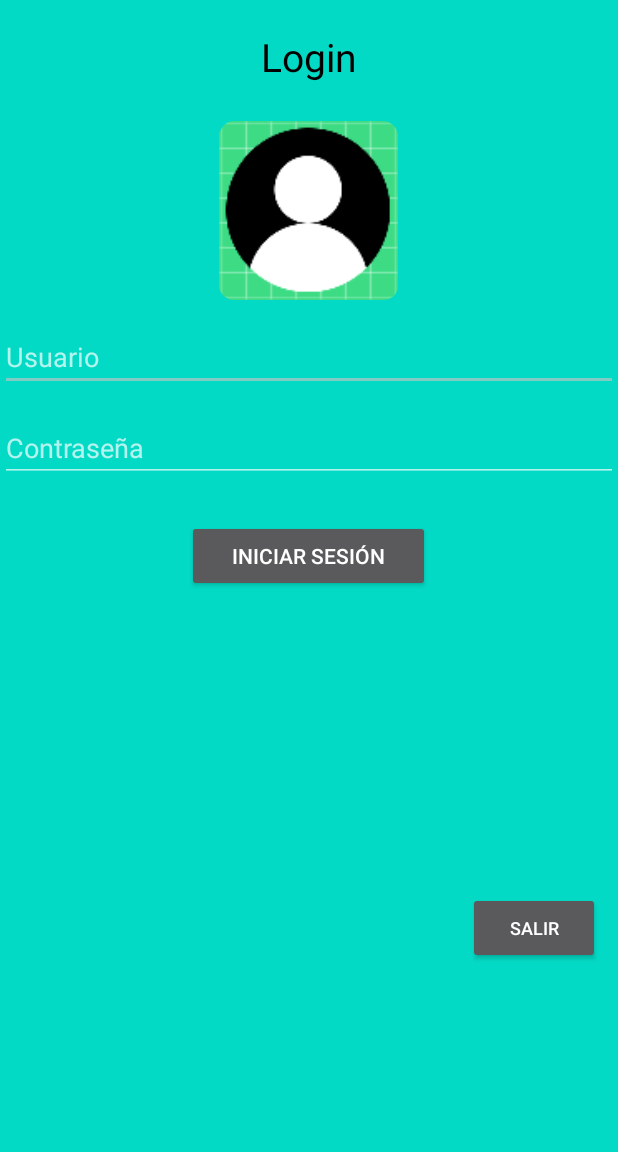
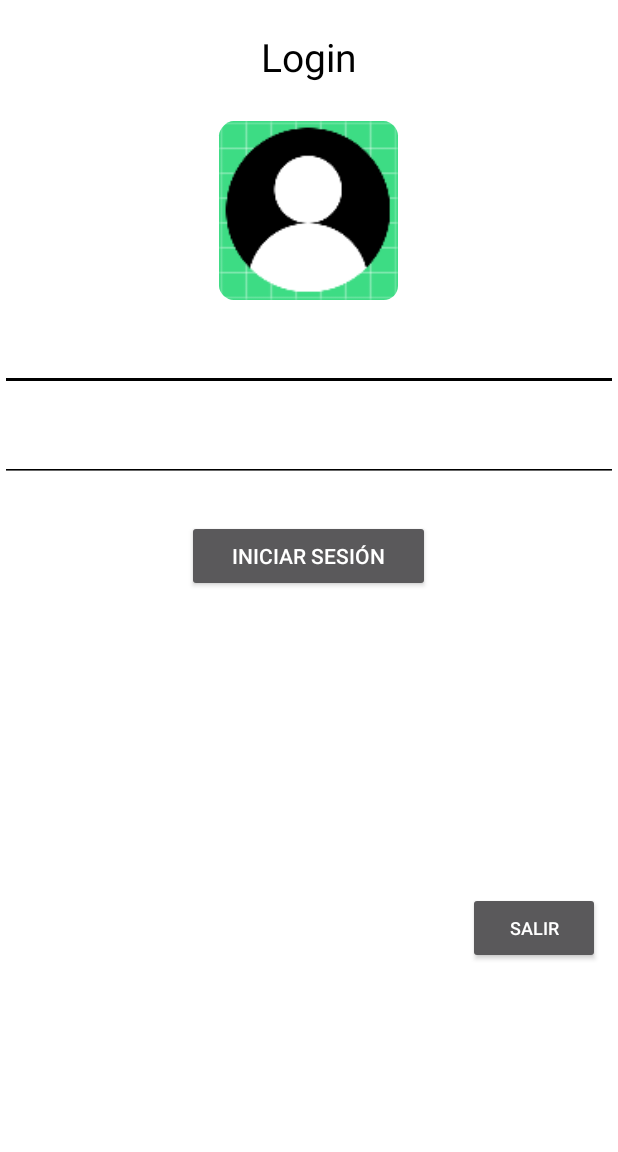
Before and after one commit to danielS2001/App-Hospital-Celular, an Android app: the screen it shows after launch (LoginActivity), on a phone screen of 412 x 824 dp, the part 84-1236 px from its top. Run offline under Robolectric (Android 15) with nearby library versions, the phone set to English and light mode, and no system bars.

Commit message:
Se crearon nuevas activities.
Se han creado nuevas pantallas en la app.

```diff
--- a/app/src/main/AndroidManifest.xml
+++ b/app/src/main/AndroidManifest.xml
@@ -2,6 +2,9 @@
 <manifest xmlns:android="http://schemas.android.com/apk/res/android"
     xmlns:tools="http://schemas.android.com/tools"
     package="com.example.hospitaldelcelular">
+
+    <uses-permission android:name="android.permission.ACCESS_NETWORK_STATE" />
+    <uses-permission android:name="android.permission.INTERNET" />
 
     <application
         android:allowBackup="true"
--- a/app/src/main/java/com/example/hospitaldelcelular/LoginActivity.java
+++ b/app/src/main/java/com/example/hospitaldelcelular/LoginActivity.java
@@ -2,6 +2,8 @@ package com.example.hospitaldelcelular;
 
 import androidx.appcompat.app.AppCompatActivity;
 
+import android.app.AlertDialog;
+import android.content.DialogInterface;
 import android.content.Intent;
 import android.os.Bundle;
 import android.util.Log;
@@ -9,7 +11,7 @@ import android.view.View;
 import android.widget.Button;
 
 public class LoginActivity extends AppCompatActivity {
-    private Button btnIniciar;
+    private Button btnIniciar, btnSalir;
 
     @Override
     protected void onCreate(Bundle savedInstanceState) {
@@ -24,9 +26,32 @@ public class LoginActivity extends AppCompatActivity {
                 startActivity(i);
             }
         });
+
+        btnSalir.setOnClickListener(new View.OnClickListener() {
+            @Override
+            public void onClick(View view) {
+                AlertDialog.Builder confirmar = new AlertDialog.Builder(LoginActivity.this);
+                confirmar.setTitle("¿Salir de la app?");
+                confirmar.setMessage("¿Está seguro de que salir de la aplicación?");
+                confirmar.setPositiveButton("Confirmar", new DialogInterface.OnClickListener() {
+                    @Override
+                    public void onClick(DialogInterface dialogInterface, int i) {
+                        finish();
+                    }
+                });
+                confirmar.setNegativeButton("Cancelar", new DialogInterface.OnClickListener() {
+                    @Override
+                    public void onClick(DialogInterface dialogInterface, int i) {
+                    }
+                });
+                confirmar.show();
+            }
+        });
     }
 
     private void iniciar() {
+
         btnIniciar = (Button) findViewById(R.id.btnIniciar);
+        btnSalir = (Button) findViewById(R.id.btnSalir);
     }
 }
--- a/app/src/main/res/layout/activity_agendar.xml
+++ b/app/src/main/res/layout/activity_agendar.xml
@@ -5,7 +5,7 @@
     android:layout_width="match_parent"
     android:layout_height="match_parent"
     tools:context=".AgendarActivity"
-    android:background="@color/teal_200">
+    android:background="#0000">
 
     <LinearLayout
         android:layout_width="match_parent"
--- a/app/src/main/res/layout/activity_login.xml
+++ b/app/src/main/res/layout/activity_login.xml
@@ -4,14 +4,16 @@
     xmlns:tools="http://schemas.android.com/tools"
     android:layout_width="match_parent"
     android:layout_height="match_parent"
-    tools:context=".LoginActivity"
-    android:background="@color/teal_200">
+    android:background="#FFFFFF"
+    tools:context=".LoginActivity">
 
     <LinearLayout
         android:layout_width="match_parent"
         android:layout_height="wrap_content"
-        android:orientation="vertical"
-        android:gravity="center">
+        android:background="#FFFFFF"
+        android:foregroundTint="#FFFFFF"
+        android:gravity="center"
+        android:orientation="vertical">
 
         <androidx.appcompat.widget.Toolbar
             android:id="@+id/toolbar"
@@ -28,53 +30,54 @@
             app:titleTextColor="@android:color/background_light" />
 
         <TextView
+            android:id="@+id/lblTitulo"
             android:layout_width="match_parent"
             android:layout_height="wrap_content"
-            android:textSize="26dp"
+            android:layout_marginTop="20dp"
+            android:gravity="center"
             android:text="Login"
             android:textColor="@color/black"
-            android:gravity="center"
-            android:layout_marginTop="20dp"
-            android:id="@+id/lblTitulo"></TextView>
+            android:textSize="26dp"></TextView>
 
         <ImageView
             android:layout_width="123dp"
             android:layout_height="119dp"
-            android:src="@mipmap/user"
-            android:layout_marginTop="25dp">
-        </ImageView>
+            android:layout_marginTop="25dp"
+            android:src="@mipmap/user"></ImageView>
 
         <EditText
-            android:layout_marginTop="15dp"
+            android:id="@+id/txtUsuario"
             android:layout_width="match_parent"
             android:layout_height="match_parent"
-            android:id="@+id/txtUsuario"
-            android:hint="Usuario">
-        </EditText>
+            android:layout_marginTop="15dp"
+            android:backgroundTint="@color/black"
+            android:textColor="@color/black"
+            android:hint="Usuario"></EditText>
 
         <EditText
-            android:layout_marginTop="15dp"
+            android:id="@+id/txtContra"
             android:layout_width="match_parent"
             android:layout_height="match_parent"
-            android:id="@+id/txtContra"
-            android:hint="Contraseña">
-        </EditText>
+            android:layout_marginTop="15dp"
+            android:backgroundTint="@color/black"
+            android:textColor="@color/black"
+            android:hint="Contraseña"></EditText>
 
         <Button
+            android:id="@+id/btnIniciar"
             android:layout_width="162dp"
             android:layout_height="wrap_content"
             android:layout_marginTop="25dp"
-            android:id="@+id/btnIniciar"
             android:text="Iniciar sesión"></Button>
 
         <Button
             android:id="@+id/btnSalir"
             android:layout_width="wrap_content"
             android:layout_height="wrap_content"
+            android:layout_marginLeft="150dp"
             android:layout_marginTop="200dp"
-            android:layout_marginLeft="150dp"
-            android:textSize="12dp"
-            android:text="Salir"></Button>
+            android:text="Salir"
+            android:textSize="12dp"></Button>
 
     </LinearLayout>
 </ScrollView>
--- a/build.gradle
+++ b/build.gradle
@@ -2,8 +2,6 @@
 
 buildscript {
     repositories {
-        google()
-        mavenCentral()
         jcenter()
     }
 
@@ -24,8 +22,6 @@ plugins {
 
 allprojects {
     repositories {
-        google()
-        mavenCentral()
         jcenter()
     } }
 
--- a/gradle.properties
+++ b/gradle.properties
@@ -6,7 +6,7 @@
 # http://www.gradle.org/docs/current/userguide/build_environment.html
 # Specifies the JVM arguments used for the daemon process.
 # The setting is particularly useful for tweaking memory settings.
-org.gradle.jvmargs=-Xmx2048m -Dfile.encoding=UTF-8
+org.gradle.jvmargs=-Xmx4608m -Dfile.encoding=UTF-8
 # When configured, Gradle will run in incubating parallel mode.
 # This option should only be used with decoupled projects. More details, visit
 # http://www.gradle.org/docs/current/userguide/multi_project_builds.html#sec:decoupled_projects
@@ -15,6 +15,8 @@ org.gradle.jvmargs=-Xmx2048m -Dfile.encoding=UTF-8
 # Android operating system, and which are packaged with your app"s APK
 # https://developer.android.com/topic/libraries/support-library/androidx-rn
 android.useAndroidX=true
+android.enableJetifier=true
+
 # Enables namespacing of each library's R class so that its R class includes only the
 # resources declared in the library itself and none from the library's dependencies,
 # thereby reducing the size of the R class for that library
```
Also changed, not shown: app/build.gradle (+4 -9 lines), app/src/main/java/com/example/hospitaldelcelular/AgendarActivity.java (+21 -32 lines), app/src/main/java/com/example/hospitaldelcelular/CitasActivity.java (+65 -49 lines), app/src/main/java/com/example/hospitaldelcelular/Objetos/Citas.java (+9 -4 lines), app/src/main/java/com/example/hospitaldelcelular/Objetos/Device.java (added, +12 -0 lines), app/src/main/java/com/example/hospitaldelcelular/Objetos/ProcesosPHP.java (added, +52 -0 lines), app/src/main/java/com/example/hospitaldelcelular/Objetos/ReferenciasFirebase.java (deleted, +0 -7 lines), app/src/main/res/layout/activity_main.xml (+16 -16 lines).
